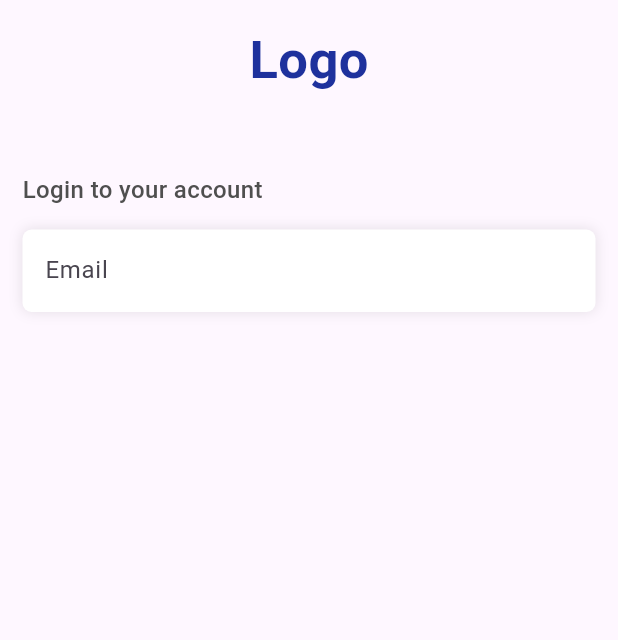
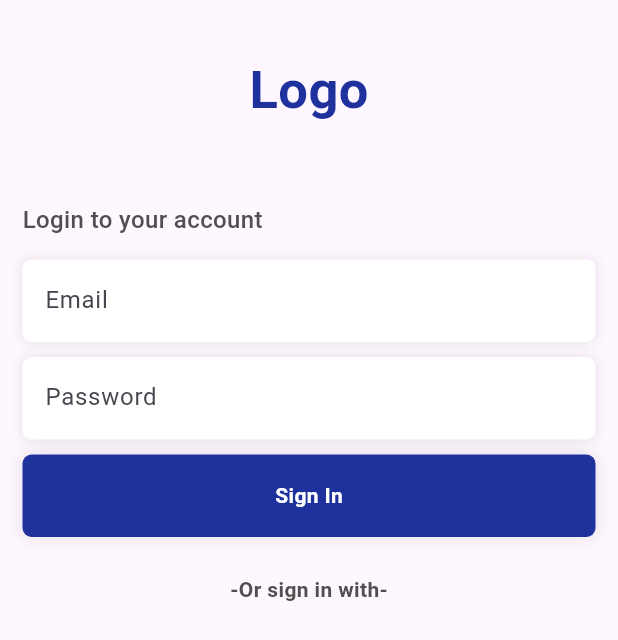
Before and after one commit to RitoCarlHave/final_output, a Flutter app: the screen it shows after launch, on a phone screen of 412 x 824 dp. Shown: the top 640 px of the screen. Run offline on Flutter 3.47's test engine with Material 3 defaults, Android fonts, the light colour scheme and no system bars; our stand-ins replace get, hexcolor.

Commit message:
Revised 2.0

```diff
--- a/lib/view/login.view.dart
+++ b/lib/view/login.view.dart
@@ -1,10 +1,13 @@
 import 'package:final_output/utils/global.colors.dart';
+import 'package:final_output/view/widgets/button.global.dart';
+import 'package:final_output/view/widgets/social.login.dart';
 import 'package:final_output/view/widgets/text.form.global.dart';
 import 'package:flutter/material.dart';
 
 class LoginView extends StatelessWidget {
   LoginView({super.key});
   final TextEditingController emailController = TextEditingController();
+  final TextEditingController passwordController = TextEditingController();
 
   @override
   Widget build(BuildContext context) {
@@ -17,6 +20,7 @@ class LoginView extends StatelessWidget {
             child: Column(
               crossAxisAlignment: CrossAxisAlignment.start,
               children: [
+                const SizedBox(height: 20),
                 Container(
                   alignment: Alignment.center,
                   child: Text(
@@ -32,13 +36,36 @@ class LoginView extends StatelessWidget {
                 Text(
                   'Login to your account',
                   style: TextStyle(
-                  color: GlobalColors.textColor,
-                  fontSize: 16,
-                  fontWeight: FontWeight.w500,
+                    color: GlobalColors.textColor,
+                    fontSize: 16,
+                    fontWeight: FontWeight.w500,
                   ),
                 ),
+
                 const SizedBox(height: 15),
-                TextFormGlobal(controller: emailController),
+
+                // Email Input
+                TextFormGlobal(
+                  controller: emailController,
+                  text: 'Email',
+                  obscure: false,
+                  textInputType: TextInputType.emailAddress,
+                ),
+
+                const SizedBox(height: 10),
+
+                // Password Input
+                TextFormGlobal(
+                  controller: passwordController,
+                  text: 'Password',
+                  textInputType: TextInputType.text,
+                  obscure: true,
+                ),
+
+                const SizedBox(height: 10),
+                const ButtonGlobal(),
+                const SizedBox(height: 25),
+                SocialLogin(),
               ],
             ),
           ),
--- /dev/null
+++ b/lib/view/widgets/button.global.dart
@@ -0,0 +1,37 @@
+// ignore_for_file: avoid_print
+
+import 'package:final_output/utils/global.colors.dart';
+import 'package:flutter/material.dart';
+
+class ButtonGlobal extends StatelessWidget {
+  const ButtonGlobal({super.key});
+
+  @override
+  Widget build(BuildContext context) {
+    return InkWell(
+      onTap: () {
+        print('Login');
+      },
+      child: Container(
+        alignment: Alignment.center,
+        height: 55,
+        decoration: BoxDecoration(
+            color: GlobalColors.mainColor,
+            borderRadius: BorderRadius.circular(6),
+            boxShadow: [
+              BoxShadow(
+                color: Colors.black.withOpacity(0.1),
+                blurRadius: 10,
+              ),
+            ]),
+        child: const Text(
+          'Sign In',
+          style: TextStyle(
+            color: Colors.white,
+            fontWeight: FontWeight.w600,
+          ),
+        ),
+      ),
+    );
+  }
+}
--- /dev/null
+++ b/lib/view/widgets/social.login.dart
@@ -0,0 +1,24 @@
+import 'package:final_output/utils/global.colors.dart';
+import 'package:flutter/material.dart';
+
+class SocialLogin extends StatelessWidget {
+  const SocialLogin({super.key});
+
+  @override
+  Widget build(BuildContext context) {
+    return Column(
+      children: [
+        Container(
+          alignment: Alignment.center,
+          child: Text(
+            '-Or sign in with-',
+            style: TextStyle(
+              color: GlobalColors.textColor,
+              fontWeight: FontWeight.w600,
+            ),
+          ),
+        ),
+      ],
+    );
+  }
+}
--- a/lib/view/widgets/text.form.global.dart
+++ b/lib/view/widgets/text.form.global.dart
@@ -1,8 +1,17 @@
 import 'package:flutter/material.dart';
 
 class TextFormGlobal extends StatelessWidget {
-  const TextFormGlobal({Key? key, required this.controller}) : super(key: key);
+  const TextFormGlobal(
+      {Key? key,
+      required this.controller,
+      required this.text,
+      required this.textInputType,
+      required this.obscure})
+      : super(key: key);
   final TextEditingController controller;
+  final String text;
+  final TextInputType textInputType;
+  final bool obscure;
 
   @override
   Widget build(BuildContext context) {
@@ -21,16 +30,15 @@ class TextFormGlobal extends StatelessWidget {
       ),
       child: TextFormField(
         controller: controller,
-        keyboardType: TextInputType.emailAddress,
-        obscureText: true,
+        keyboardType: textInputType,
+        obscureText: obscure,
         decoration: InputDecoration(
-          hintText: 'Email',
-          border: InputBorder.none,
-          contentPadding: EdgeInsets.all(0),
-          hintStyle: TextStyle(
-            height: 1,
-          )
-        ),
+            hintText: text,
+            border: InputBorder.none,
+            contentPadding: const EdgeInsets.all(0),
+            hintStyle: const TextStyle(
+              height: 1,
+            )),
       ),
     );
   }
--- a/pubspec.yaml
+++ b/pubspec.yaml
@@ -37,6 +37,7 @@ dependencies:
   cupertino_icons: ^1.0.2
   get: ^4.6.5
   hexcolor: ^3.0.1
+  flutter_svg: ^2.0.10+1
 
 dev_dependencies:
   flutter_test:
```
Also changed, not shown: assets/images/facebook.svg (added), pubspec.lock.
